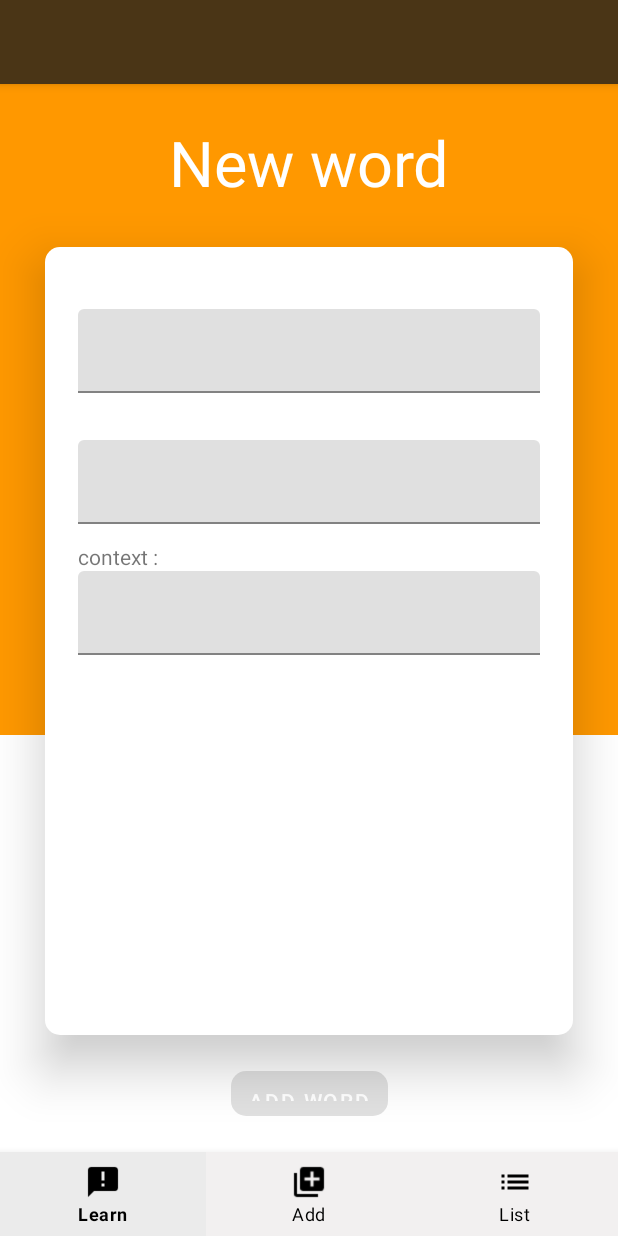
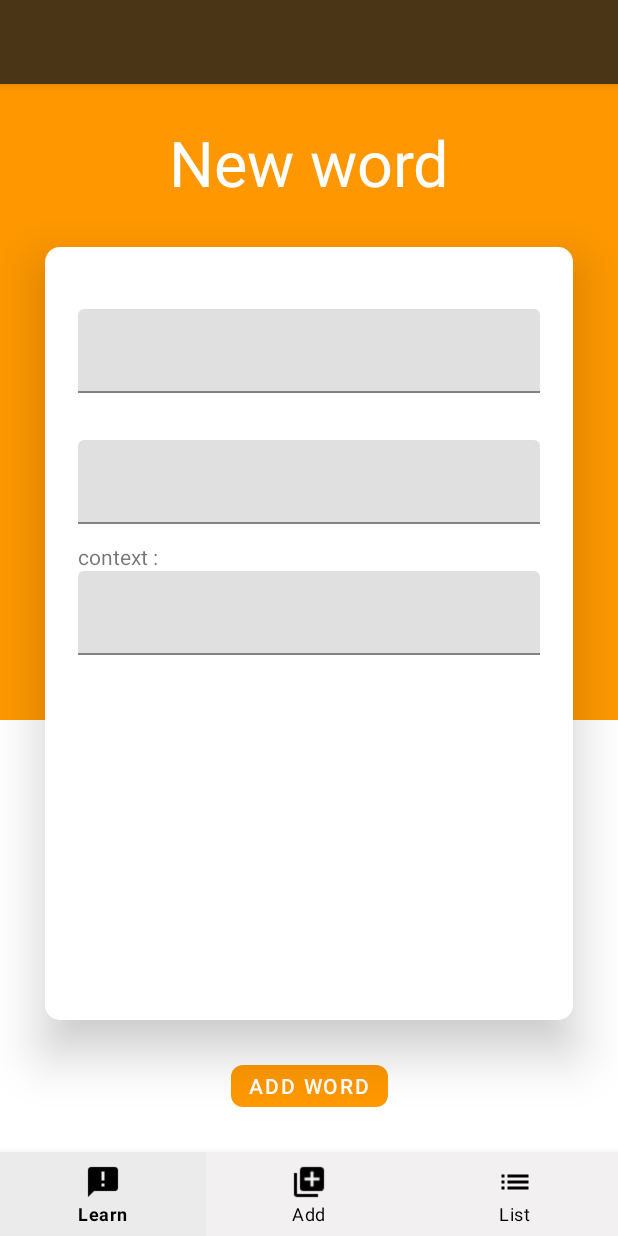
Before and after one commit to paulribeiro/MemoWords, an Android app: the fragment NewWordFragment placed in its activity, on a phone screen of 412 x 824 dp. Run offline under Robolectric (Android 15) with nearby library versions, the phone set to English and light mode, and no system bars; our stand-ins replace Firebase (no records; nobody signed in at launch, a user with empty details on screens opened directly), data binding; 6 statements that could not run were skipped.

Commit message:
Adapt button styling

```diff
--- a/app/src/main/res/layout/fragment_learning.xml
+++ b/app/src/main/res/layout/fragment_learning.xml
@@ -121,6 +121,7 @@
 
             <Button
                 android:id="@+id/showTranslationButton"
+                style="@style/MyButtonStyle"
                 android:layout_width="0dp"
                 android:layout_height="50dp"
                 android:layout_marginStart="24dp"
@@ -135,6 +136,7 @@
 
             <Button
                 android:id="@+id/button2"
+                style="@style/MyButtonStyle"
                 android:layout_width="0dp"
                 android:layout_height="50dp"
                 android:layout_marginStart="24dp"
@@ -152,6 +154,7 @@
 
             <Button
                 android:id="@+id/button3"
+                style="@style/MyButtonStyle"
                 android:layout_width="0dp"
                 android:layout_height="50dp"
                 android:layout_marginStart="24dp"
--- a/app/src/main/res/layout/fragment_new_word.xml
+++ b/app/src/main/res/layout/fragment_new_word.xml
@@ -49,7 +49,7 @@
             android:gravity="center"
             android:text="@string/edit_the_word"
             android:textColor="@color/white"
-            android:textSize="42dp"
+            android:textSize="42sp"
             app:layout_constraintEnd_toEndOf="parent"
             app:layout_constraintStart_toStartOf="parent"
             app:layout_constraintTop_toTopOf="parent" />
@@ -96,37 +96,37 @@
         app:layout_constraintEnd_toEndOf="parent"
         app:layout_constraintStart_toStartOf="parent">
 
-        <Button
+        <com.google.android.material.button.MaterialButton
             android:id="@+id/popupDeleteButton"
             android:layout_width="wrap_content"
-            android:layout_height="30dp"
+            android:layout_height="40dp"
             android:layout_marginStart="12dp"
             android:layout_marginTop="0dp"
             android:layout_marginEnd="12dp"
             android:layout_marginBottom="0dp"
-            android:background="@drawable/shape_button"
-            android:backgroundTint="@color/themeColor"
+            app:backgroundTint="@color/themeColor"
             android:paddingStart="12dp"
             android:paddingEnd="12dp"
             android:text="@string/delete_word"
             android:textColor="@color/white"
-            android:textSize="14sp" />
+            android:textSize="14sp"
+            app:cornerRadius="8dp" />
 
-        <Button
+        <com.google.android.material.button.MaterialButton
             android:id="@+id/popupButton"
             android:layout_width="wrap_content"
-            android:layout_height="30dp"
+            android:layout_height="40dp"
             android:layout_marginStart="12dp"
             android:layout_marginTop="0dp"
             android:layout_marginEnd="12dp"
             android:layout_marginBottom="0dp"
-            android:background="@drawable/shape_button"
-            android:backgroundTint="@color/themeColor"
+            app:backgroundTint="@color/themeColor"
             android:paddingStart="12dp"
             android:paddingEnd="12dp"
             android:text="@string/add_word"
             android:textColor="@color/white"
-            android:textSize="14sp" />
+            android:textSize="14sp"
+            app:cornerRadius="8dp" />
     </LinearLayout>
 
     <androidx.constraintlayout.widget.ConstraintLayout
@@ -148,7 +148,6 @@
         app:layout_constraintBottom_toTopOf="@+id/linearLayout2"
         app:layout_constraintCircleRadius="0dp"
         app:layout_constraintEnd_toEndOf="parent"
-        app:layout_constraintHeight_min="250dp"
         app:layout_constraintStart_toStartOf="parent"
         app:layout_constraintTop_toBottomOf="@+id/constraintLayout4">
 
--- a/app/src/main/res/layout/fragment_revision_finished.xml
+++ b/app/src/main/res/layout/fragment_revision_finished.xml
@@ -53,7 +53,7 @@
         app:layout_constraintStart_toStartOf="parent"
         app:layout_constraintTop_toBottomOf="@+id/textView4" />
 
-    <Button
+    <com.google.android.material.button.MaterialButton
         android:id="@+id/button_begin_learning"
         android:layout_width="wrap_content"
         android:layout_height="wrap_content"
@@ -64,12 +64,11 @@
         android:paddingStart="10dp"
         android:paddingEnd="10dp"
         android:text="@string/learn_new_words"
-        android:background="@drawable/button_rounded"
         android:backgroundTint="@color/themeColor"
         android:textColor="@color/white"
         app:layout_constraintBottom_toBottomOf="parent"
         app:layout_constraintEnd_toEndOf="parent"
         app:layout_constraintStart_toStartOf="parent"
-        app:layout_constraintTop_toBottomOf="@+id/textView5" />
+        app:layout_constraintTop_toBottomOf="@+id/textView5"/>
 
 </androidx.constraintlayout.widget.ConstraintLayout>
--- a/app/src/main/res/values/styles.xml
+++ b/app/src/main/res/values/styles.xml
@@ -8,6 +8,13 @@
         <item name="colorAccent">@color/white</item>
         <item name="android:textColorHighlight">@color/themeColor</item>
         <item name="android:textColorLink">@color/colorPrimary</item>
+        <item name="buttonStyle">@style/MyButtonStyle</item>
+    </style>
+
+    <style name="MyButtonStyle" parent="Widget.MaterialComponents.Button">
+        <item name="android:textSize">14sp</item>
+        <item name="textAllCaps">false</item>
+        <item name="cornerRadius">10dp</item>
     </style>
 
     <style name="AppTheme.NoActionBar">
```
Also changed, not shown: app/src/main/res/layout/word_translated_item.xml (+4 -4 lines).
